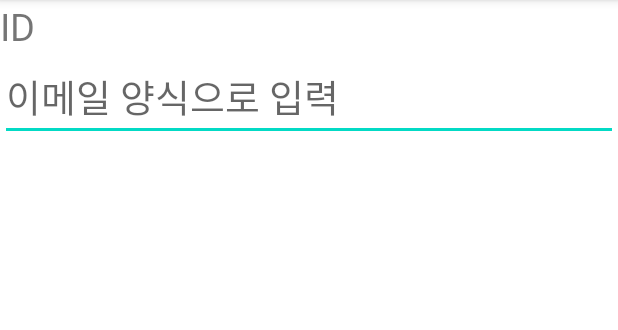
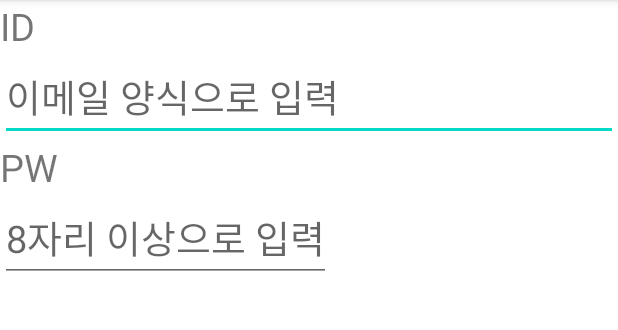
Before and after one commit to gp02als/MyApplication_20220515, an Android app: the screen it shows after launch (MainActivity), on a phone screen of 412 x 824 dp, the part 84-414 px from its top. Run offline under Robolectric (Android 15) with nearby library versions, the phone set to English and light mode, and no system bars.

Commit message:
비밀번호 입력

```diff
--- a/app/src/main/res/layout/activity_main.xml
+++ b/app/src/main/res/layout/activity_main.xml
@@ -24,7 +24,19 @@
         android:inputType="textEmailAddress"
     />
 
+    <TextView
+        android:layout_width="wrap_content"
+        android:layout_height="wrap_content"
+        android:text="PW"
+        android:textSize="25sp"
+    />
 
-
+    <EditText
+        android:layout_width="wrap_content"
+        android:layout_height="wrap_content"
+        android:textSize="25sp"
+        android:hint="8자리 이상으로 입력"
+        android:inputType="textPassword"
+    />
 
 </LinearLayout>
```
